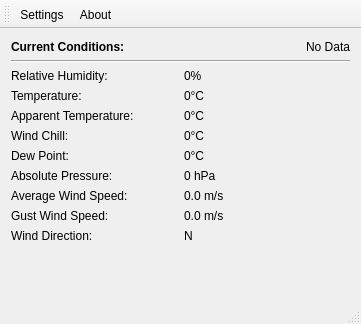
First picture: the form in desktop/mainwindow.ui, repository davidrg/zxweather, before the edit.
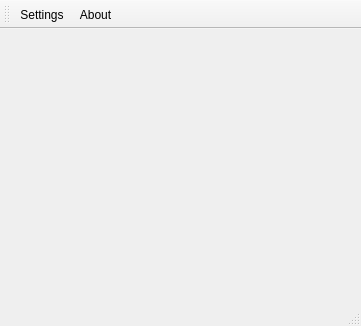
Second picture: the form after the edit. Icons and pictures are not drawn. Custom widgets are drawn as their Qt base class.

Commit message:
Move live data panel into its own widget.
More of the live data code shall move soon...

What changed in the file:
```diff
--- a/desktop/mainwindow.ui
+++ b/desktop/mainwindow.ui
@@ -7,7 +7,7 @@
     <x>0</x>
     <y>0</y>
     <width>361</width>
-    <height>324</height>
+    <height>326</height>
    </rect>
   </property>
   <property name="sizePolicy">
@@ -25,161 +25,7 @@
   </property>
   <widget class="QWidget" name="centralWidget">
    <layout class="QGridLayout" name="gridLayout_2">
-    <item row="0" column="0">
-     <widget class="QLabel" name="label">
-      <property name="text">
-       <string>&lt;b&gt;Current Conditions:&lt;/b&gt;</string>
-      </property>
-     </widget>
-    </item>
-    <item row="0" column="1">
-     <widget class="QLabel" name="lblTimestamp">
-      <property name="text">
-       <string>No Data</string>
-      </property>
-      <property name="alignment">
-       <set>Qt::AlignRight|Qt::AlignTrailing|Qt::AlignVCenter</set>
-      </property>
-     </widget>
-    </item>
-    <item row="1" column="0" colspan="2">
-     <widget class="Line" name="line">
-      <property name="orientation">
-       <enum>Qt::Horizontal</enum>
-      </property>
-     </widget>
-    </item>
-    <item row="2" column="0" colspan="2">
-     <layout class="QGridLayout" name="gridLayout">
-      <item row="7" column="0">
-       <widget class="QLabel" name="label_15">
-        <property name="text">
-         <string>Gust Wind Speed:</string>
-        </property>
-       </widget>
-      </item>
-      <item row="6" column="1">
-       <widget class="QLabel" name="lblAverageWindSpeed">
-        <property name="text">
-         <string>0.0 m/s</string>
-        </property>
-       </widget>
-      </item>
-      <item row="6" column="0">
-       <widget class="QLabel" name="label_13">
-        <property name="text">
-         <string>Average Wind Speed:</string>
-        </property>
-       </widget>
-      </item>
-      <item row="5" column="0">
-       <widget class="QLabel" name="label_11">
-        <property name="text">
-         <string>Absolute Pressure:</string>
-        </property>
-       </widget>
-      </item>
-      <item row="1" column="0">
-       <widget class="QLabel" name="lblTemperatureLabel">
-        <property name="text">
-         <string>Temperature:</string>
-        </property>
-       </widget>
-      </item>
-      <item row="1" column="1">
-       <widget class="QLabel" name="lblTemperature">
-        <property name="text">
-         <string>0°C</string>
-        </property>
-       </widget>
-      </item>
-      <item row="8" column="1">
-       <widget class="QLabel" name="lblWindDirection">
-        <property name="text">
-         <string>N</string>
-        </property>
-       </widget>
-      </item>
-      <item row="2" column="0">
-       <widget class="QLabel" name="label_5">
-        <property name="text">
-         <string>Apparent Temperature:</string>
-        </property>
-       </widget>
-      </item>
-      <item row="8" column="0">
-       <widget class="QLabel" name="label_17">
-        <property name="text">
-         <string>Wind Direction:</string>
-        </property>
-       </widget>
-      </item>
-      <item row="3" column="1">
-       <widget class="QLabel" name="lblWindChill">
-        <property name="text">
-         <string>0°C</string>
-        </property>
-       </widget>
-      </item>
-      <item row="7" column="1">
-       <widget class="QLabel" name="lblGustWindSpeed">
-        <property name="text">
-         <string>0.0 m/s</string>
-        </property>
-       </widget>
-      </item>
-      <item row="4" column="0">
-       <widget class="QLabel" name="label_9">
-        <property name="text">
-         <string>Dew Point:</string>
-        </property>
-       </widget>
-      </item>
-      <item row="0" column="1">
-       <widget class="QLabel" name="lblRelativeHumidity">
-        <property name="text">
-         <string>0%</string>
-        </property>
-       </widget>
-      </item>
-      <item row="3" column="0">
-       <widget class="QLabel" name="label_7">
-        <property name="text">
-         <string>Wind Chill:</string>
-        </property>
-       </widget>
-      </item>
-      <item row="2" column="1">
-       <widget class="QLabel" name="lblApparentTemperature">
-        <property name="text">
-         <string>0°C</string>
-        </property>
-       </widget>
-      </item>
-      <item row="4" column="1">
-       <widget class="QLabel" name="lblDewPoint">
-        <property name="text">
-         <string>0°C</string>
-        </property>
-       </widget>
-      </item>
-      <item row="5" column="1">
-       <widget class="QLabel" name="lblAbsolutePressure">
-        <property name="text">
-         <string>0 hPa</string>
-        </property>
-       </widget>
-      </item>
-      <item row="0" column="0">
-       <widget class="QLabel" name="lblRHLabel">
-        <property name="text">
-         <string>Relative Humidity:</string>
-        </property>
-       </widget>
-      </item>
-     </layout>
-    </item>
-    <item row="3" column="0">
+    <item row="1" column="0">
      <spacer name="verticalSpacer">
       <property name="orientation">
        <enum>Qt::Vertical</enum>
@@ -192,6 +38,16 @@
       </property>
      </spacer>
     </item>
+    <item row="0" column="0">
+     <widget class="LiveDataWidget" name="liveData" native="true">
+      <property name="minimumSize">
+       <size>
+        <width>0</width>
+        <height>200</height>
+       </size>
+      </property>
+     </widget>
+    </item>
    </layout>
   </widget>
   <widget class="QMenuBar" name="menuBar">
@@ -244,6 +100,14 @@
   </action>
  </widget>
  <layoutdefault spacing="6" margin="11"/>
+ <customwidgets>
+  <customwidget>
+   <class>LiveDataWidget</class>
+   <extends>QWidget</extends>
+   <header>livedata/livedatawidget.h</header>
+   <container>1</container>
+  </customwidget>
+ </customwidgets>
  <resources>
   <include location="resources.qrc"/>
  </resources>
```
The commit also changes 4 other files.
